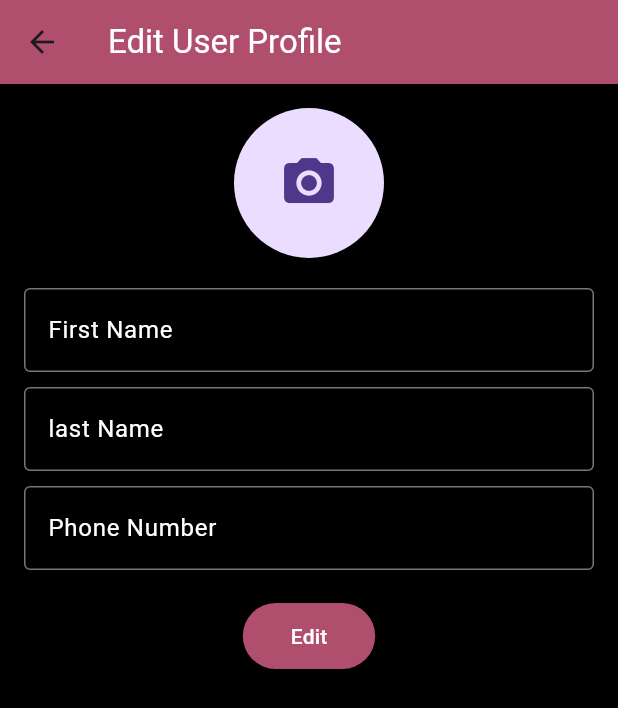
After one commit to kavir/springFlutter, a Flutter app: the EditUserProfileScreen screen opened directly, after a tap on "Edit", on a phone screen of 412 x 824 dp. The commit adds this screen. Shown: the top 708 px of the screen. Run offline on Flutter 3.47's test engine with Material 3 defaults, Android fonts, the phone set to English and light mode, and no system bars; our stand-ins replace dio, flutter_riverpod, freezed_annotation, hooks_riverpod, loading_animation_widget, stylish_bottom_bar; missing offline and left inert: qr_code_scanner_plus, simple_fontellico_progress_dialog; network calls fail; project files that could hold a hidden picture were left out.

Commit message:
some changes done

```diff
--- a/spring_roll_flutter/lib/Wallet/Model/fetch_indv_user_model.dart
+++ b/spring_roll_flutter/lib/Wallet/Model/fetch_indv_user_model.dart
@@ -9,7 +9,10 @@ class FetchIndvUserDataModel with _$FetchIndvUserDataModel {
     dynamic userId,
     dynamic userName,
     dynamic userPhoneNumber,
+    dynamic userProfile,
     dynamic walletBalance,
+    dynamic firstName,
+    dynamic lastName,
   }) = _FetchIndvUserDataModel;
 
   factory FetchIndvUserDataModel.fromJson(Map<String, dynamic> json) =>
--- /dev/null
+++ b/spring_roll_flutter/lib/Wallet/Provider/editUserProfileProvider.dart
@@ -0,0 +1,65 @@
+import 'package:hooks_riverpod/hooks_riverpod.dart';
+import 'package:dio/dio.dart';
+import 'package:spring_roll_flutter/Authentication/Provider/loginProvider.dart';
+import 'package:spring_roll_flutter/Utils/api_config.dart';
+import 'package:spring_roll_flutter/State/appState.dart';
+import 'package:spring_roll_flutter/Utils/dio_provider.dart';
+import 'package:spring_roll_flutter/Wallet/Model/editUserProfileRequestModel.dart';
+
+final editUserProfileProvider =
+    StateNotifierProvider<PayNEABillNotifier, AppState<String>>((ref) {
+  return PayNEABillNotifier(ref);
+});
+
+class PayNEABillNotifier extends StateNotifier<AppState<String>> {
+  final Ref ref;
+
+  PayNEABillNotifier(this.ref) : super(const AppState.initial());
+  Future<void> editUser(String id, String firstName, String lastName,
+      String editedNumber, String profilePicture) async {
+    state = const AppState.loading(loading: true);
+    final dio = ref.read(dioProvider);
+    final number = ref.read(phoneNumberProvider.notifier).state;
+    final url = '${ApiConfig.apiUrl}${ApiConfig.wallet}${ApiConfig.updateUser}';
+    print("the number data are ___$number");
+    print("the id data are ___$identical(a, b)");
+    print("the url data are ___$url");
+
+    try {
+      final String? token = await ref.read(tokenProvider);
+      final String cleanedToken =
+          token?.replaceAll(RegExp(r'token:|[{}]'), '')?.trim() ?? '';
+      print("the token is ___$cleanedToken");
+      final data = EditUserProfileModel(
+        number: number,
+        firstName: firstName,
+        lastName: lastName,
+        editedNumber: editedNumber,
+        ProfilePicture: profilePicture,
+      );
+      print("the data to be edited is _____$data");
+      final response = await dio.put(
+        url,
+        // queryParameters: queryParams,
+        options: Options(
+          headers: {
+            'Origin': ApiConfig.prodOriginServerUrl,
+            'Authorization': 'Bearer $cleanedToken',
+          },
+        ),
+        data: data.toJson(),
+      );
+      print("yeta samma aayo");
+      if (response.statusCode == 200) {
+        final jsonResponse = response.data;
+        print("the json after payment __$jsonResponse");
+        // final responseData = String.fromJson(jsonResponse);
+        state = AppState.success(data: jsonResponse.toString());
+      } else {
+        state = AppState.error();
+      }
+    } catch (e) {
+      state = AppState.error();
+    }
+  }
+}
--- a/spring_roll_flutter/lib/Wallet/Provider/fetchRewardPoints.dart
+++ b/spring_roll_flutter/lib/Wallet/Provider/fetchRewardPoints.dart
@@ -15,8 +15,8 @@ class RewardPointsProviderNotifier extends StateNotifier<AppState<String>> {
   final Ref ref;
 
   RewardPointsProviderNotifier(this.ref) : super(const AppState.initial());
-  Future<void> rewardPointProvider(int userId) async {
-    print("reward all ok");
+  Future<void> rewardPointProvider(int? userId) async {
+    print("reward all ok___$userId");
     state = const AppState.loading(loading: true);
     final dio = ref.read(dioProvider);
     final url = '${ApiConfig.apiUrl}${ApiConfig.getRewardPoints}/$userId';
--- a/spring_roll_flutter/lib/Wallet/Provider/fetchTransactionHistory.dart
+++ b/spring_roll_flutter/lib/Wallet/Provider/fetchTransactionHistory.dart
@@ -18,8 +18,8 @@ class TransactionHistoryProviderNotifier
 
   TransactionHistoryProviderNotifier(this.ref)
       : super(const AppState.initial());
-  Future<void> transaction(
-      int id, String selectedFilter, String? startDate, String? endDate) async {
+  Future<void> transaction(int? id, String selectedFilter, String? startDate,
+      String? endDate) async {
     state = const AppState.loading(loading: true);
     final dio = ref.read(dioProvider);
     final url = '${ApiConfig.apiUrl}${ApiConfig.transaction}/$id';
--- a/spring_roll_flutter/lib/Wallet/Provider/fetch_electricity_bill_provider.dart
+++ b/spring_roll_flutter/lib/Wallet/Provider/fetch_electricity_bill_provider.dart
@@ -17,7 +17,7 @@ class ElectricityBillProviderNotifier
   final Ref ref;
 
   ElectricityBillProviderNotifier(this.ref) : super(const AppState.initial());
-  Future<void> getBills(int id) async {
+  Future<void> getBills(int? id) async {
     state = const AppState.loading(loading: true);
     final dio = ref.read(dioProvider);
     final url = '${ApiConfig.apiUrl}${ApiConfig.meter}${ApiConfig.bills}/$id';
--- a/spring_roll_flutter/lib/Wallet/Provider/indv_user_dashBoard_info_provider.dart
+++ b/spring_roll_flutter/lib/Wallet/Provider/indv_user_dashBoard_info_provider.dart
@@ -24,7 +24,7 @@ class IndvUserDashBoardInfoProviderNotifier
     final dio = ref.read(dioProvider);
     final number = ref.read(phoneNumberProvider.notifier).state;
     final url = '${ApiConfig.apiUrl}${ApiConfig.wallet}${ApiConfig.userWallet}';
-    print("the url is ___$url:::$number");
+    print("the url is hehehehakjdbhsfa ___$url:::$number");
     final queryParams = {
       'number': number,
     };
@@ -33,6 +33,7 @@ class IndvUserDashBoardInfoProviderNotifier
       final String cleanedToken =
           token?.replaceAll(RegExp(r'token:|[{}]'), '')?.trim() ?? '';
       print("haha okay yaha samma tw aayiiyo::$cleanedToken");
+      print("the number is ___$number");
       final response = await dio.get(
         url,
         queryParameters: queryParams,
@@ -45,9 +46,9 @@ class IndvUserDashBoardInfoProviderNotifier
       );
       if (response.statusCode == 200) {
         final jsonResponse = response.data;
-        print("the json respojse is __$jsonResponse");
+        print("the json respojse isdfgf __$jsonResponse");
         final customers = FetchIndvUserDataModel.fromJson(jsonResponse);
-        print("the parsed indv data is ___$customers");
+        print("the parsed indv data issdfgswd ___$customers");
         state = const AppState.loading(loading: false);
         state = AppState.success(data: customers);
       } else {
--- a/spring_roll_flutter/lib/Wallet/Screen/ElectricityScreen.dart
+++ b/spring_roll_flutter/lib/Wallet/Screen/ElectricityScreen.dart
@@ -5,7 +5,7 @@ import 'package:spring_roll_flutter/Wallet/Provider/fetch_electricity_bill_provi
 import 'package:spring_roll_flutter/Wallet/Provider/payNEABillProvider.dart';
 
 class ElectricityBillScreen extends ConsumerStatefulWidget {
-  final int userId;
+  final int? userId;
   final String number;
 
   const ElectricityBillScreen(
--- /dev/null
+++ b/spring_roll_flutter/lib/Wallet/Screen/editUserProfile.dart
@@ -0,0 +1,171 @@
+import 'dart:io';
+import 'package:flutter/material.dart';
+import 'package:hooks_riverpod/hooks_riverpod.dart';
+import 'package:spring_roll_flutter/Authentication/Provider/loginProvider.dart';
+import 'package:spring_roll_flutter/Wallet/Provider/editUserProfileProvider.dart';
+// import 'package:image_picker/image_picker.dart';
+
+class EditUserProfileScreen extends ConsumerStatefulWidget {
+  const EditUserProfileScreen({super.key});
+
+  @override
+  ConsumerState<EditUserProfileScreen> createState() =>
+      _EditUserProfileScreenState();
+}
+
+class _EditUserProfileScreenState extends ConsumerState<EditUserProfileScreen> {
+  final _formKey = GlobalKey<FormState>();
+  final TextEditingController _firstNameController = TextEditingController();
+  final TextEditingController _lastNameController = TextEditingController();
+  final TextEditingController _phoneController = TextEditingController();
+
+  File? _profileImage;
+
+  Future<void> _pickImage() async {
+    // final picker = ImagePicker();
+    // final pickedImage =
+    //     await picker.pickImage(source: ImageSource.gallery); // or .camera
+
+    // if (pickedImage != null) {
+    //   setState(() {
+    //     _profileImage = File(pickedImage.path);
+    //   });
+    // }
+  }
+
+  void _saveProfile() {
+    if (_formKey.currentState!.validate()) {
+      final firstName = _firstNameController.text;
+      final lastName = _lastNameController.text;
+      final phone = _phoneController.text;
+
+      print('First Name: $firstName');
+      print('Last Name: $lastName');
+      print('Phone: $phone');
+      print('Profile Image Path: ${_profileImage?.path}');
+    }
+  }
+
+  @override
+  Widget build(BuildContext context) {
+    return Scaffold(
+      appBar: AppBar(
+        title: const Text("Edit User Profile",
+            style: TextStyle(color: Colors.white)),
+        backgroundColor: const Color(0xFFB04E6D),
+      ),
+      backgroundColor: Colors.black,
+      body: Padding(
+        padding: const EdgeInsets.all(16.0),
+        child: SingleChildScrollView(
+          child: Form(
+            key: _formKey,
+            child: Column(
+              children: [
+                GestureDetector(
+                  onTap: _pickImage,
+                  child: CircleAvatar(
+                    radius: 50,
+                    backgroundImage: _profileImage != null
+                        ? FileImage(_profileImage!)
+                        : null,
+                    child: _profileImage == null
+                        ? const Icon(Icons.camera_alt, size: 40)
+                        : null,
+                  ),
+                ),
+                const SizedBox(height: 20),
+                TextFormField(
+                  controller: _firstNameController,
+                  decoration: InputDecoration(
+                    labelText: 'First Name',
+                    labelStyle:
+                        TextStyle(color: Colors.white), // White label text
+                    border: OutlineInputBorder(),
+                    focusedBorder: OutlineInputBorder(
+                      borderSide: BorderSide(color: Colors.white),
+                    ),
+                  ),
+                  // keyboardType: TextInputType.number,
+                  // validator: (value) {
+                  //   if (value == null || value.isEmpty) {
+                  //     return 'Please enter the receiver ID';
+                  //   }
+                  //   return null;
+                  // },
+                  style: TextStyle(color: Colors.white), // White text
+                ),
+                const SizedBox(height: 10),
+                TextFormField(
+                  controller: _lastNameController,
+                  decoration: InputDecoration(
+                    labelText: 'last Name',
+                    labelStyle:
+                        TextStyle(color: Colors.white), // White label text
+                    border: OutlineInputBorder(),
+                    focusedBorder: OutlineInputBorder(
+                      borderSide: BorderSide(color: Colors.white),
+                    ),
+                  ),
+                  // validator: (value) {
+                  //   if (value == null || value.isEmpty) {
+                  //     return 'Please enter the receiver ID';
+                  //   }
+                  //   return null;
+                  // },
+                  style: TextStyle(color: Colors.white), // White text
+                ),
+                const SizedBox(height: 10),
+                TextFormField(
+                  controller: _phoneController,
+                  decoration: InputDecoration(
+                    labelText: 'Phone Number',
+                    labelStyle:
+                        TextStyle(color: Colors.white), // White label text
+                    border: OutlineInputBorder(),
+                    focusedBorder: OutlineInputBorder(
+                      borderSide: BorderSide(color: Colors.white),
+                    ),
+                  ),
+                  keyboardType: TextInputType.number,
+                  // validator: (value) {
+                  //   if (value == null || value.isEmpty) {
+                  //     return 'Please enter the receiver ID';
+                  //   }
+                  //   return null;
+                  // },
+                  style: TextStyle(color: Colors.white), // White text
+                ),
+                const SizedBox(height: 20),
+                ElevatedButton(
+                  onPressed: submitForm,
+                  style: ElevatedButton.styleFrom(
+                    backgroundColor: Color.fromRGBO(176, 78, 109, 1),
+                    padding: EdgeInsets.symmetric(vertical: 12, horizontal: 32),
+                  ),
+                  child: Text(
+                    'Edit',
+                    style: TextStyle(color: Colors.white),
+                  ),
+                ),
+              ],
+            ),
+          ),
+        ),
+      ),
+    );
+  }
+
+  void submitForm() {
+    if (_formKey.currentState!.validate()) {
+      final firstName = _firstNameController.text;
+      final lastName = _lastNameController.text;
+      final editedNumber = _phoneController.text;
+      final image = _profileImage?.path ?? '';
+      final senderId = ref.read(phoneNumberProvider.notifier).state;
+      ref
+          .read(editUserProfileProvider.notifier)
+          .editUser(senderId, firstName, lastName, editedNumber, image);
+    }
+  }
+}
--- a/spring_roll_flutter/pubspec.yaml
+++ b/spring_roll_flutter/pubspec.yaml
@@ -49,6 +49,7 @@ dependencies:
   screen_protector: ^1.4.2+1
   intl: ^0.20.2
   stylish_bottom_bar: ^1.1.1
+  # image_picker: ^1.1.2
   # qr_code_scanner: ^0.4.0
   # shared_preferences: ^2.5.2
   # flutter_secure_storage: ^9.2.2
```
Also changed, not shown: spring_roll_flutter/lib/Utils/api_config.dart (+6 -19 lines), spring_roll_flutter/lib/Wallet/Model/editUserProfileRequestModel.dart (added, +18 -0 lines), spring_roll_flutter/lib/Wallet/Provider/web_socket_provider.dart (+19 -19 lines), spring_roll_flutter/lib/Wallet/Screen/transaction_history_screen.dart (+5 -3 lines), spring_roll_flutter/lib/Wallet/Screen/wallet_home_screen.dart (+30 -9 lines), spring_roll_flutter/lib/Wallet/Model/editUserProfileRequestModel.freezed.dart (added), spring_roll_flutter/lib/Wallet/Model/editUserProfileRequestModel.g.dart (added), spring_roll_flutter/lib/Wallet/Model/fetch_indv_user_model.freezed.dart, spring_roll_flutter/lib/Wallet/Model/fetch_indv_user_model.g.dart.
